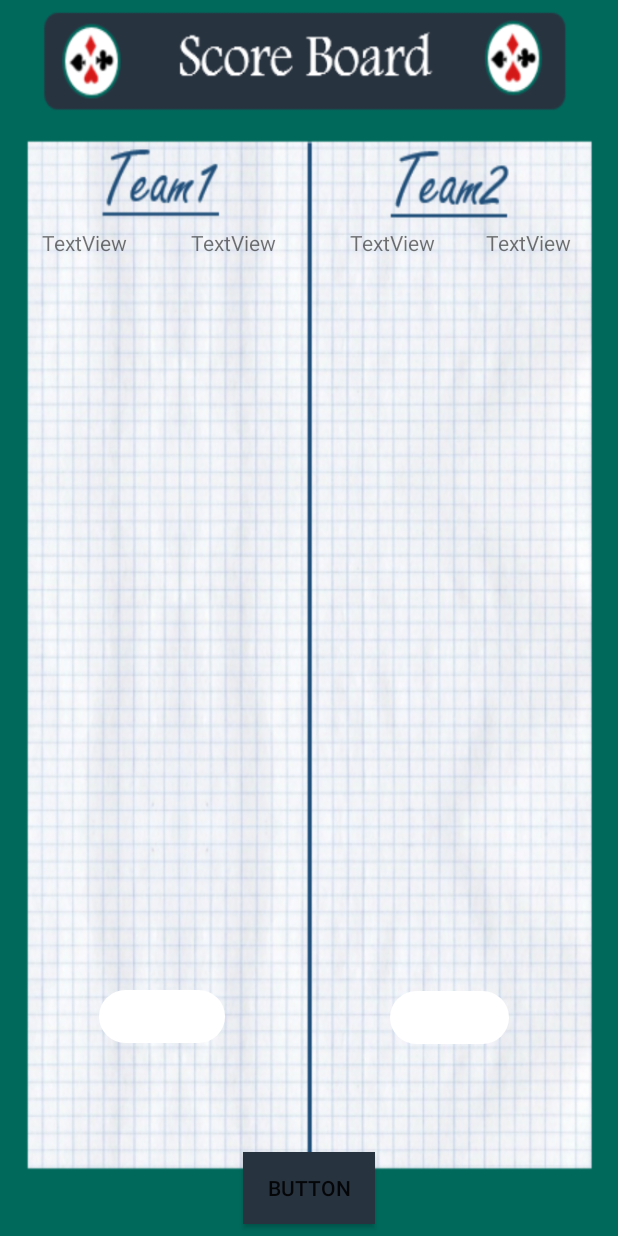
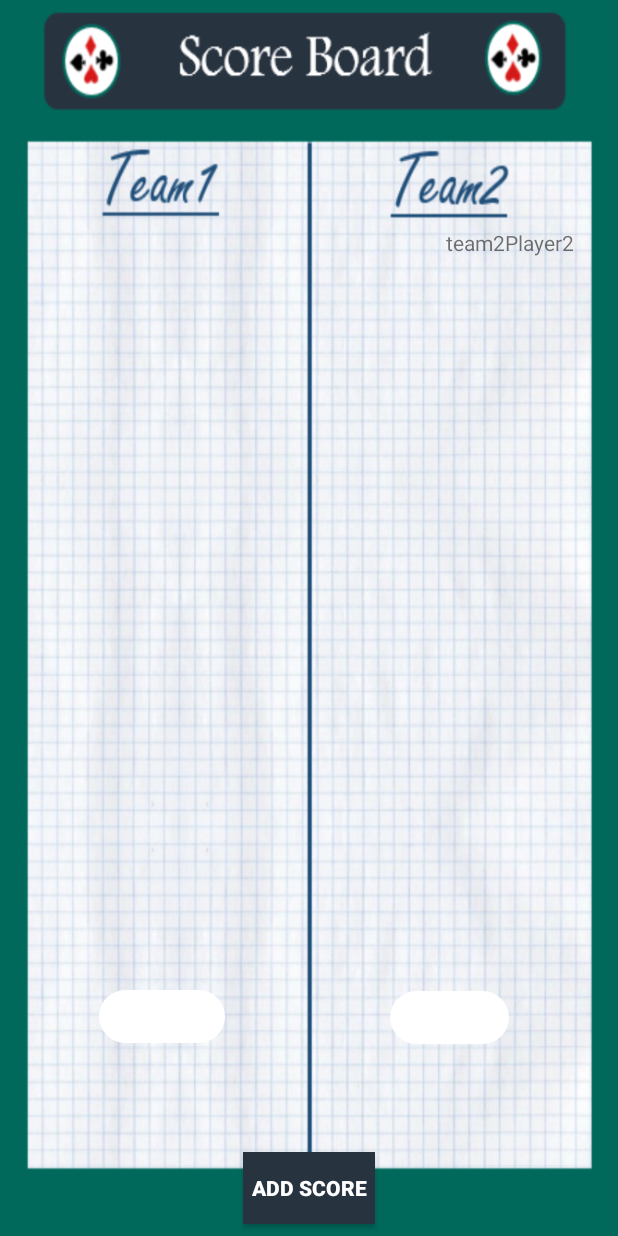
Before and after one commit to Binary-Team/Rachma-Android, an Android app: the BeloteScoreBoard screen opened directly, with no data from a screen before it, on a phone screen of 412 x 824 dp. Run offline under Robolectric (Android 15) with nearby library versions, the phone set to English and light mode, and no system bars; 5 statements that could not run were skipped.

Commit message:
Belote ScoreBoard whitout RecylerView

```diff
--- a/app/src/main/java/rachma/tn/team/binary/rachma/BeloteScoreBoard.java
+++ b/app/src/main/java/rachma/tn/team/binary/rachma/BeloteScoreBoard.java
@@ -1,12 +1,45 @@
 package rachma.tn.team.binary.rachma;
+//Author: Mohamed Amine Znaidi
 
 import android.os.Bundle;
 import android.support.v7.app.AppCompatActivity;
+import android.support.v7.widget.RecyclerView;
+import android.widget.TextView;
+
+import java.util.ArrayList;
+import java.util.List;
+
 public class BeloteScoreBoard extends AppCompatActivity {
+    String team1Player1, team1Player2, team2Player1, team2Player2;
+    Integer gamesNumber, pointsPerGame;
+    List<String> scoreListTeam1 = new ArrayList<>();
+    List<String> scoreListTeam2 = new ArrayList<>();
+    private RecyclerView recyclerView1, RecyclerViewer2;
+
 
     @Override
     protected void onCreate(Bundle savedInstanceState) {
         super.onCreate(savedInstanceState);
         setContentView(R.layout.activity_belote_score_board);
+
+        //team1Player1 = getIntent().getExtras().getString("player1Team1");
+        team1Player2 = getIntent().getExtras().getString("palyer2Team1");
+        team2Player1 = getIntent().getExtras().getString("palyer2Team1");
+        team2Player2 = getIntent().getExtras().getString("palyer2Team2");
+        gamesNumber = getIntent().getExtras().getInt("gamesNumber");
+        pointsPerGame = getIntent().getExtras().getInt("pointsPerGames");
+        TextView team1player1TV = (TextView) findViewById(R.id.team1player1);
+        TextView team1player2TV = (TextView) findViewById(R.id.team1player2);
+        TextView team2player1TV = (TextView) findViewById(R.id.team2player1);
+        TextView team2player2TV = (TextView) findViewById(R.id.team2player2);
+        team1player1TV.setText(team1Player1);
+        team1player2TV.setText(team1Player2);
+        team2player1TV.setText(team2Player1);
+        team2player2TV.setText("team2Player2");
+
+
+
+
+
     }
 }
--- a/app/src/main/res/layout/activity_belote_score_board.xml
+++ b/app/src/main/res/layout/activity_belote_score_board.xml
@@ -87,15 +87,18 @@
         android:layout_marginBottom="8dp"
         android:layout_marginTop="8dp"
         android:background="@color/bluebt"
-        android:text="Button"
+        android:text="Add Score"
+        android:textAlignment="center"
+        android:textColor="@android:color/white"
+        android:textStyle="bold"
         app:layout_constraintBottom_toBottomOf="parent"
         app:layout_constraintLeft_toLeftOf="parent"
         app:layout_constraintRight_toRightOf="parent"
-        app:layout_constraintTop_toTopOf="parent"
+        app:layout_constraintTop_toBottomOf="@+id/recyclerView1"
         app:layout_constraintVertical_bias="1.0" />
 
     <android.support.v7.widget.RecyclerView
-        android:id="@+id/recyclerView"
+        android:id="@+id/recyclerView1"
         android:layout_width="64dp"
         android:layout_height="274dp"
         app:layout_constraintBottom_toBottomOf="parent"
@@ -111,7 +114,7 @@
         tools:layout_editor_absoluteX="247dp" />
 
     <EditText
-        android:id="@+id/editText3"
+        android:id="@+id/scoreTeam2"
         android:layout_width="79dp"
         android:layout_height="35dp"
         android:background="@drawable/round_shape"
@@ -122,11 +125,11 @@
         app:layout_constraintHorizontal_bias="0.782"
         app:layout_constraintLeft_toLeftOf="parent"
         app:layout_constraintRight_toRightOf="parent"
-        app:layout_constraintTop_toBottomOf="@+id/recyclerView"
+        app:layout_constraintTop_toBottomOf="@+id/recyclerView1"
         app:layout_constraintVertical_bias="0.468" />
 
     <EditText
-        android:id="@+id/editText4"
+        android:id="@+id/scoreTeam1"
         android:layout_width="84dp"
         android:layout_height="35dp"
         android:background="@drawable/round_shape"
@@ -137,7 +140,7 @@
         app:layout_constraintHorizontal_bias="0.202"
         app:layout_constraintLeft_toLeftOf="parent"
         app:layout_constraintRight_toRightOf="parent"
-        app:layout_constraintTop_toBottomOf="@+id/recyclerView"
+        app:layout_constraintTop_toBottomOf="@+id/recyclerView1"
         app:layout_constraintVertical_bias="0.464"
         tools:layout_editor_absoluteX="48dp" />
 
```
